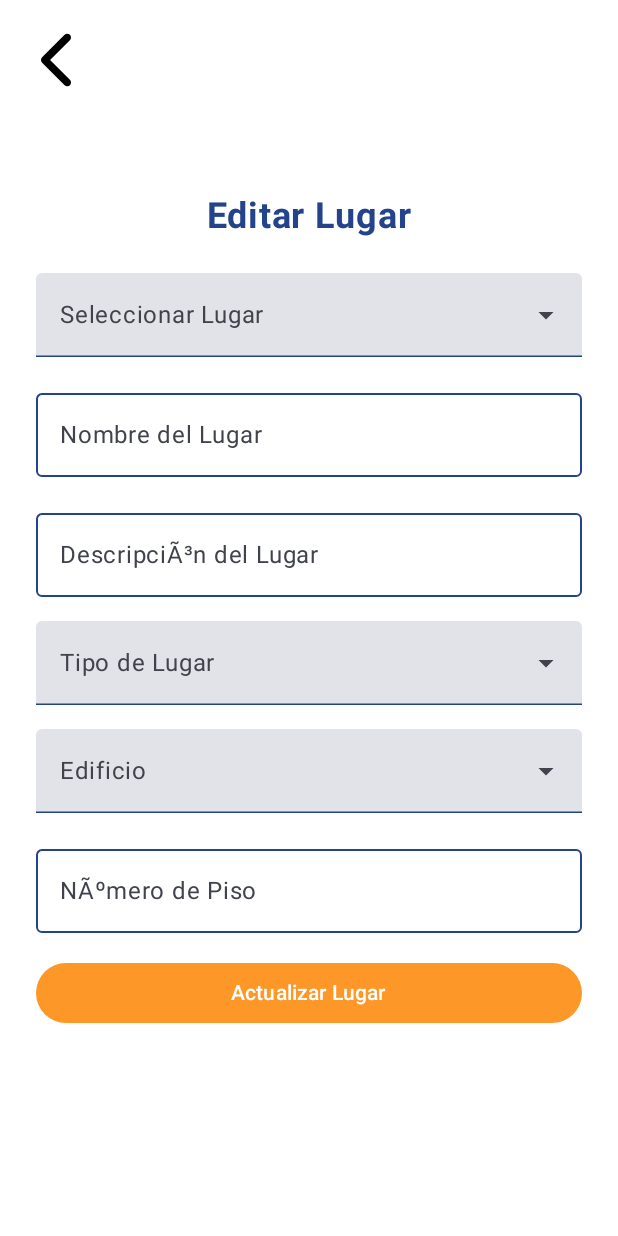
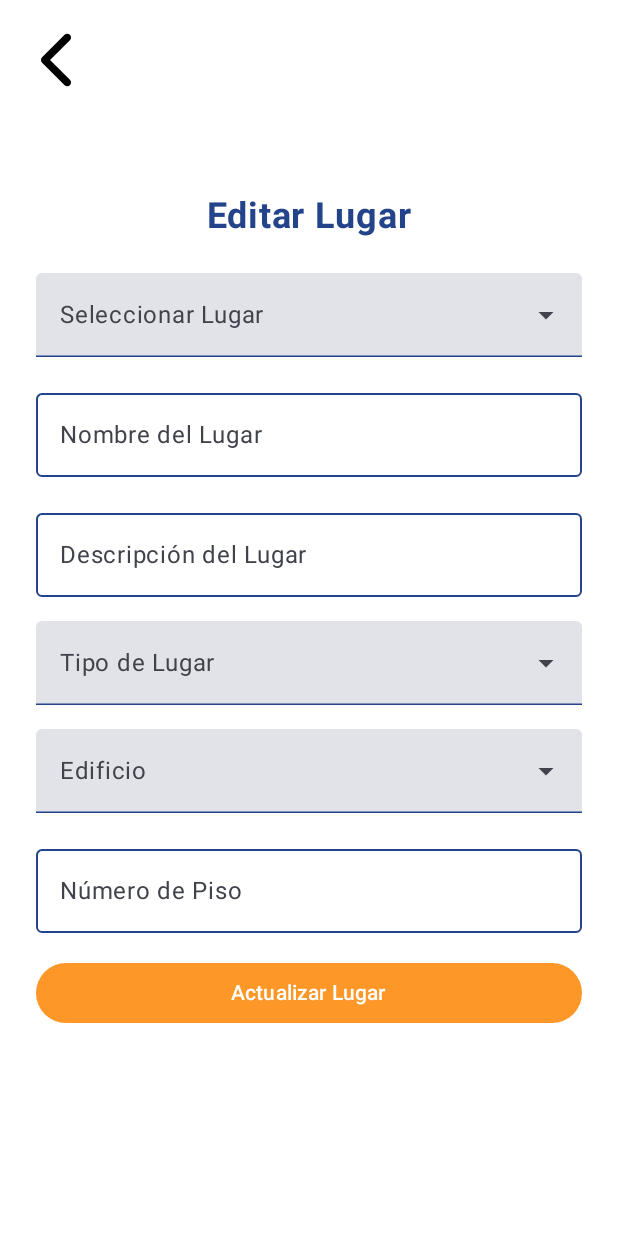
Before and after one commit to Briansin19/MAPAche-f, an Android app built with Jetpack Compose: the EditRoomScreen screen opened through its navigation route, on a phone screen of 412 x 824 dp. Run offline under Robolectric (Android 15) with nearby library versions, the phone set to English and light mode, and no system bars; our stand-ins replace Firebase (no records; nobody signed in at launch, a user with empty details on screens opened directly), Room's generated code; pictures from the network do not load.

Commit message:
acentos arreglados

```diff
--- a/app/src/main/java/com/example/mapache_f/screens/room_types/RegisterRoomTypeScreen.kt
+++ b/app/src/main/java/com/example/mapache_f/screens/room_types/RegisterRoomTypeScreen.kt
@@ -111,7 +111,7 @@ fun RegisterRoomTypeScreen(navController: NavController) {
                 OutlinedTextField(
                     value = roomTypeDescription,
                     onValueChange = { roomTypeDescription = it },
-                    label = { Text("DescripciÃ³n del Tipo de Lugar") },
+                    label = { Text("Descripción del Tipo de Lugar") },
                     colors = TextFieldDefaults.outlinedTextFieldColors(
                         focusedBorderColor = naranjaTec,
                         unfocusedBorderColor = azulTec,
--- a/app/src/main/java/com/example/mapache_f/screens/room_types/RoomTypeListScreen.kt
+++ b/app/src/main/java/com/example/mapache_f/screens/room_types/RoomTypeListScreen.kt
@@ -120,7 +120,7 @@ fun RoomTypeCard(roomType: RoomTypes) {
         Column(modifier = Modifier.padding(16.dp)) {
             Text(text = "ID: ${roomType.id}", fontSize = 16.sp, color = azulTec)
             Text(text = "Nombre: ${roomType.name}", fontSize = 18.sp, color = naranjaTec)
-            Text(text = "DescripciÃ³n: ${roomType.description}", fontSize = 14.sp, color = Color.Gray)
+            Text(text = "Descripción: ${roomType.description}", fontSize = 14.sp, color = Color.Gray)
         }
     }
 }
--- a/app/src/main/java/com/example/mapache_f/screens/rooms/EditRoomScreen.kt
+++ b/app/src/main/java/com/example/mapache_f/screens/rooms/EditRoomScreen.kt
@@ -278,7 +278,7 @@ fun EditRoomScreen(navController: NavController) {
                 OutlinedTextField(
                     value = roomDescription,
                     onValueChange = { roomDescription = it },
-                    label = { Text("DescripciÃ³n del Lugar") },
+                    label = { Text("Descripción del Lugar") },
                     colors = TextFieldDefaults.outlinedTextFieldColors(
                         focusedBorderColor = naranjaTec,
                         unfocusedBorderColor = azulTec,
@@ -371,7 +371,7 @@ fun EditRoomScreen(navController: NavController) {
                     onValueChange = { newValue ->
                         floorNumber = newValue.filter { it.isDigit() }
                     },
-                    label = { Text("NÃºmero de Piso") },
+                    label = { Text("Número de Piso") },
                     keyboardOptions = KeyboardOptions(keyboardType = KeyboardType.Number),
                     colors = TextFieldDefaults.outlinedTextFieldColors(
                         focusedBorderColor = naranjaTec,
```
